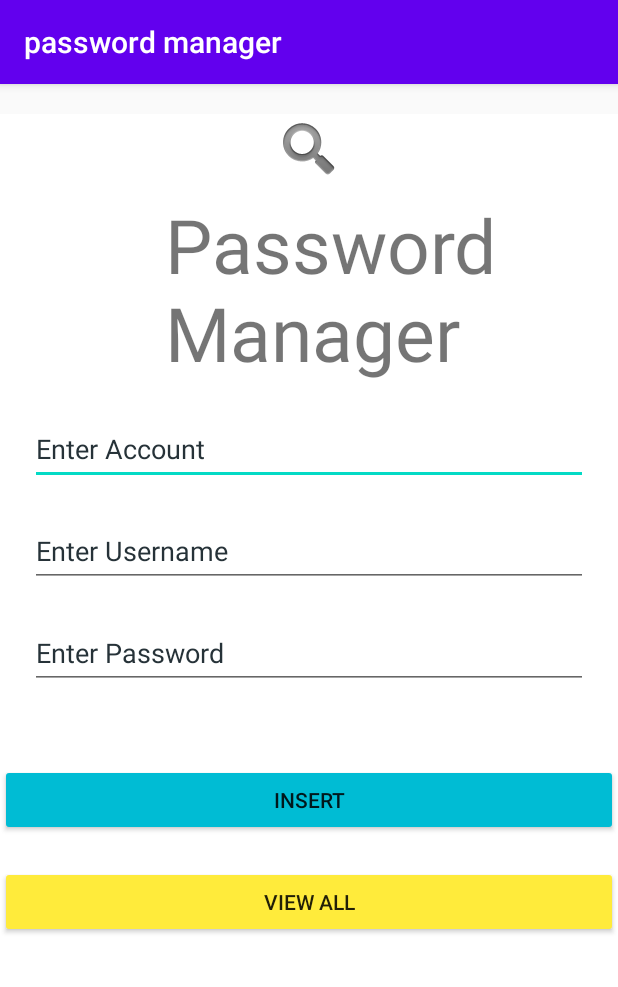
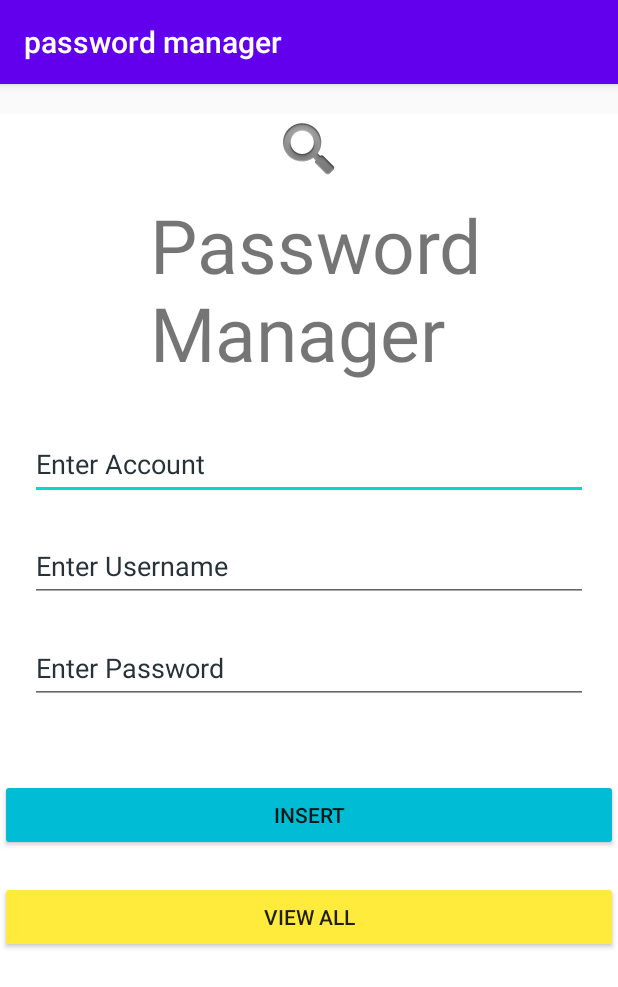
Before and after one commit to sayandeeps/Password-Manager, an Android app: the screen it shows after launch (MainActivity), on a phone screen of 412 x 824 dp. Shown: the top 987 px of the screen. Run offline under Robolectric (Android 15) with nearby library versions, the phone set to English and light mode, and no system bars.

Commit message:
Final commit no more changes till to 22/12/22

```diff
--- a/app/src/main/java/com/simistudio/passwordmanager/MainActivity.java
+++ b/app/src/main/java/com/simistudio/passwordmanager/MainActivity.java
@@ -26,7 +26,7 @@ public class MainActivity extends AppCompatActivity {
         view=findViewById(R.id.view);
 
         g= new password_database(this);
-        //SQLiteDatabase db =g.getReadableDatabase();
+//        SQLiteDatabase db =g.getReadableDatabase();
 
         insert.setOnClickListener(new View.OnClickListener() {
 
--- a/app/src/main/java/com/simistudio/passwordmanager/password_database.java
+++ b/app/src/main/java/com/simistudio/passwordmanager/password_database.java
@@ -21,8 +21,7 @@ public class password_database extends SQLiteOpenHelper {
 
     @Override
     public void   onUpgrade(SQLiteDatabase sqLiteDatabase, int i, int i1) {
-        sqLiteDatabase.execSQL("drop table if exists user");
-        onCreate(sqLiteDatabase);
+
 
     }
     public boolean insert_data(String account, String username, String password){
--- a/app/src/main/res/layout/activity_main.xml
+++ b/app/src/main/res/layout/activity_main.xml
@@ -18,9 +18,9 @@
 
     <TextView
         android:id="@+id/textView5"
-        android:layout_width="226dp"
+        android:layout_width="match_parent"
         android:layout_height="wrap_content"
-        android:layout_marginStart="110dp"
+        android:layout_marginLeft="100dp"
         android:layout_marginTop="5dp"
         android:text="@string/password_manager"
         android:textSize="50sp" />
@@ -30,7 +30,7 @@
         android:layout_width="match_parent"
         android:layout_height="wrap_content"
         android:layout_marginLeft="20dp"
-        android:layout_marginTop="20dp"
+        android:layout_marginTop="30dp"
         android:layout_marginRight="20dp"
         android:autofillHints=""
         android:ems="10"
```
